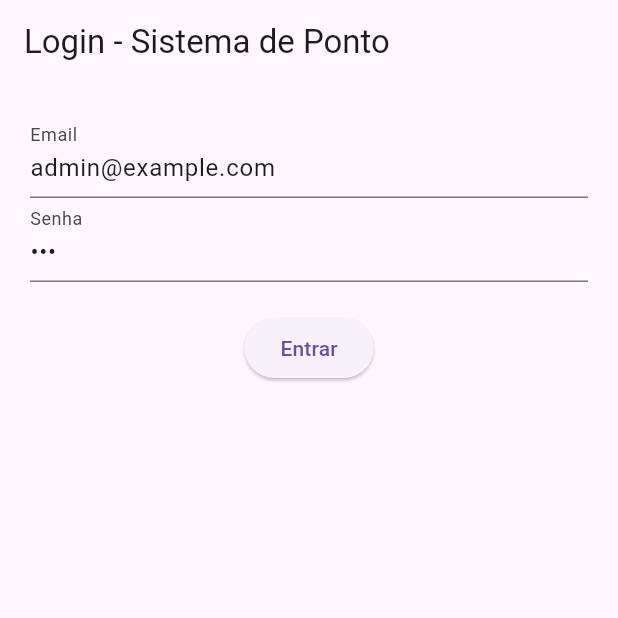
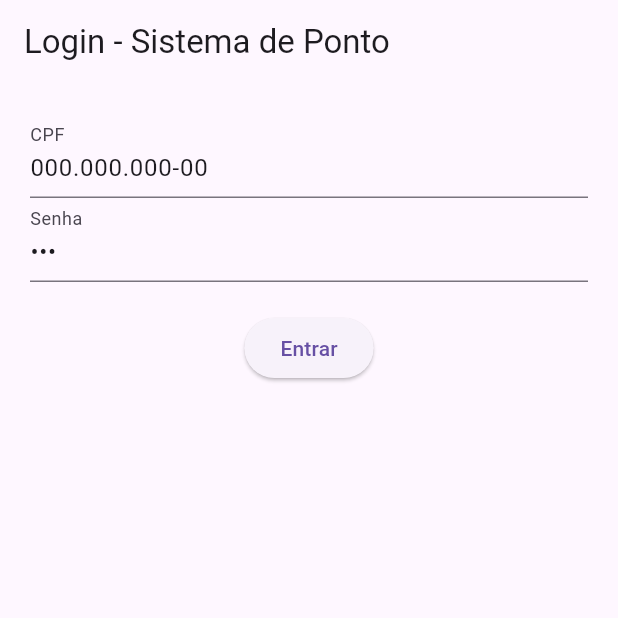
Before and after one commit to FelipeDupas/AiNurseAssist, a Flutter app: the screen it shows after launch, after a tap on "Entrar", on a phone screen of 412 x 824 dp, the top half of it. Run offline on Flutter 3.47's test engine with Material 3 defaults, Android fonts, the phone set to English and light mode, and no system bars; our stand-ins replace camera, geolocator, image_picker, shared_preferences, sqflite; accounts and stored records are empty; network calls fail.

Commit message:
feat: sync mobile app with new backend (CPF login and token compatibility)

```diff
--- a/mobile/lib/screens/login_screen.dart
+++ b/mobile/lib/screens/login_screen.dart
@@ -12,7 +12,7 @@ class LoginScreen extends StatefulWidget {
 }
 
 class _LoginScreenState extends State<LoginScreen> {
-  final _emailController = TextEditingController(text: 'admin@example.com');
+  final _cpfController = TextEditingController(text: '000.000.000-00');
   final _passwordController = TextEditingController(text: '123');
   final _apiService = ApiService();
   bool _isLoading = false;
@@ -20,7 +20,7 @@ class _LoginScreenState extends State<LoginScreen> {
   void _login() async {
     setState(() => _isLoading = true);
     final success = await _apiService.login(
-      _emailController.text,
+      _cpfController.text,
       _passwordController.text,
     );
     setState(() => _isLoading = false);
@@ -47,7 +47,7 @@ class _LoginScreenState extends State<LoginScreen> {
         padding: const EdgeInsets.all(20.0),
         child: Column(
           children: [
-            TextField(controller: _emailController, decoration: const InputDecoration(labelText: 'Email')),
+            TextField(controller: _cpfController, decoration: const InputDecoration(labelText: 'CPF')),
             TextField(controller: _passwordController, decoration: const InputDecoration(labelText: 'Senha'), obscureText: true),
             const SizedBox(height: 20),
             _isLoading
--- a/mobile/lib/services/api_service.dart
+++ b/mobile/lib/services/api_service.dart
@@ -4,14 +4,14 @@ import 'package:shared_preferences/shared_preferences.dart';
 import 'database_service.dart';
 
 class ApiService {
-  static const String baseUrl = 'http://192.168.68.110:3000';
+  static const String baseUrl = 'http://localhost:3000';
 
-  Future<bool> login(String email, String password) async {
+  Future<bool> login(String cpf, String password) async {
     try {
       final response = await http.post(
         Uri.parse('$baseUrl/login'),
         headers: {'Content-Type': 'application/json'},
-        body: jsonEncode({'email': email, 'password': password}),
+        body: jsonEncode({'cpf': cpf, 'password': password}),
       ).timeout(const Duration(seconds: 10));
 
       if (response.statusCode == 200) {
```
Also changed, not shown: 1 other file.
